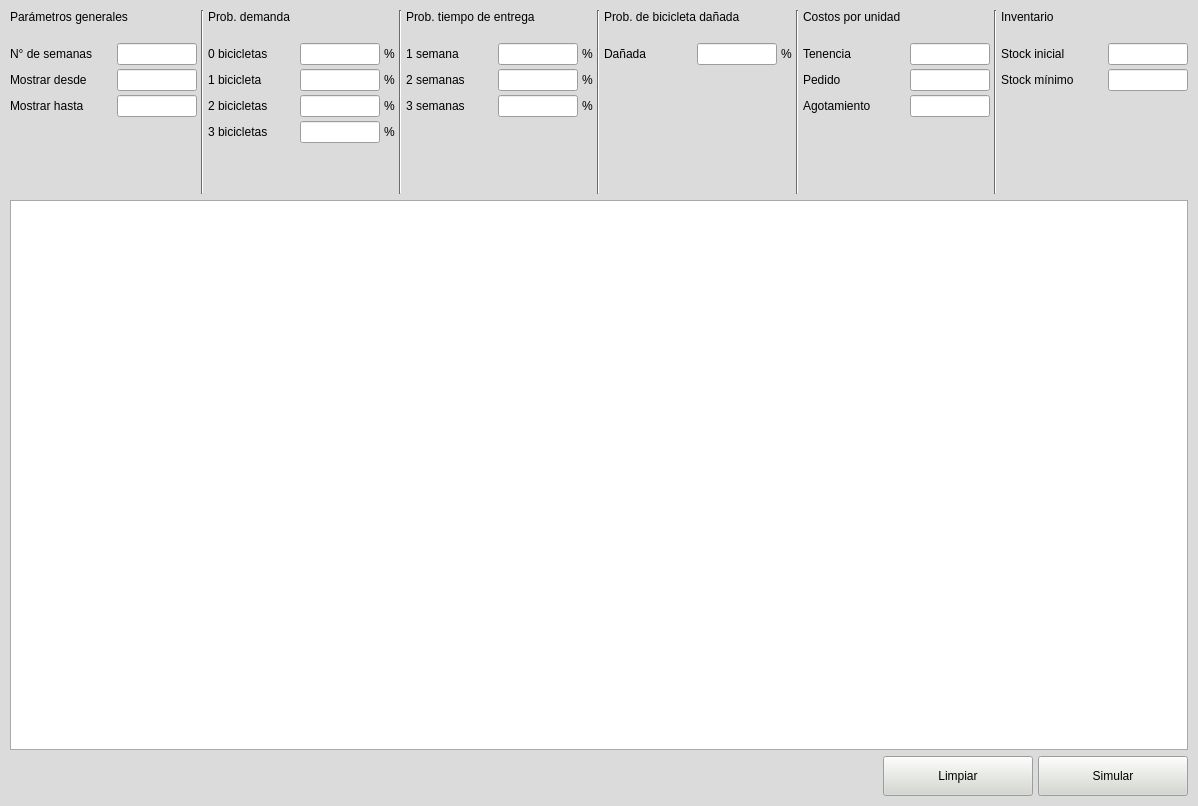
Above: SIM/TP4/montecarlo/interfaz/ventana_montecarlo.ui from agustin007/Facultad-2021 before the change. Below: the same form after it.
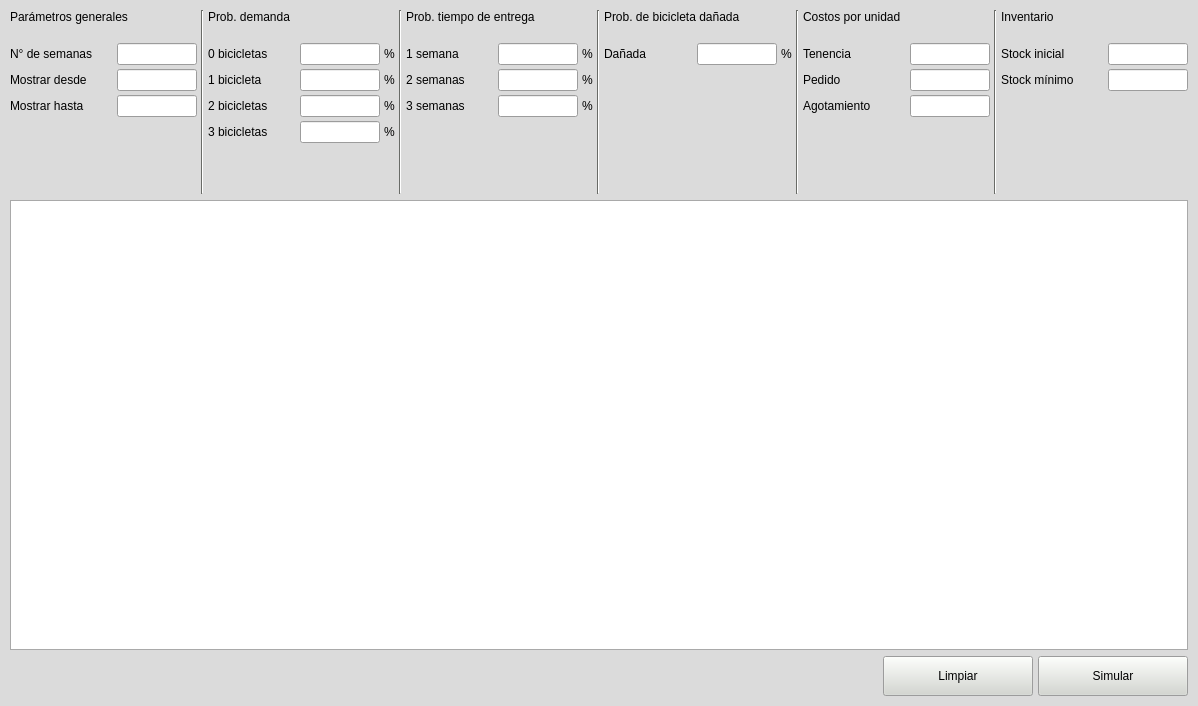
That is the form after the change. Icons and pictures are not drawn.

Commit message: Achico tabla

What changed in the file:
```diff
--- a/SIM/TP4/montecarlo/interfaz/ventana_montecarlo.ui
+++ b/SIM/TP4/montecarlo/interfaz/ventana_montecarlo.ui
@@ -7,7 +7,7 @@
     <x>0</x>
     <y>0</y>
     <width>1198</width>
-    <height>806</height>
+    <height>706</height>
    </rect>
   </property>
   <property name="palette">
@@ -487,7 +487,7 @@
       <property name="minimumSize">
        <size>
         <width>0</width>
-        <height>550</height>
+        <height>450</height>
        </size>
       </property>
       <attribute name="horizontalHeaderVisible">
```
